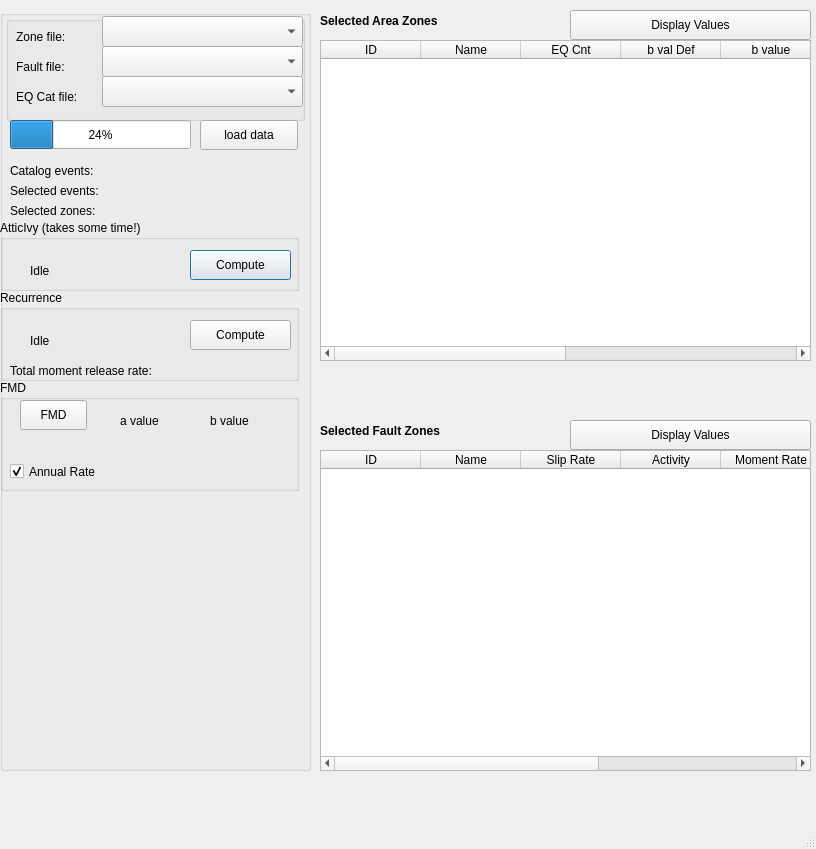
First picture: the form in mt_seismicsource/ui_seismicsource.ui, repository feuchner/seismicsource-toolkit, before the edit.
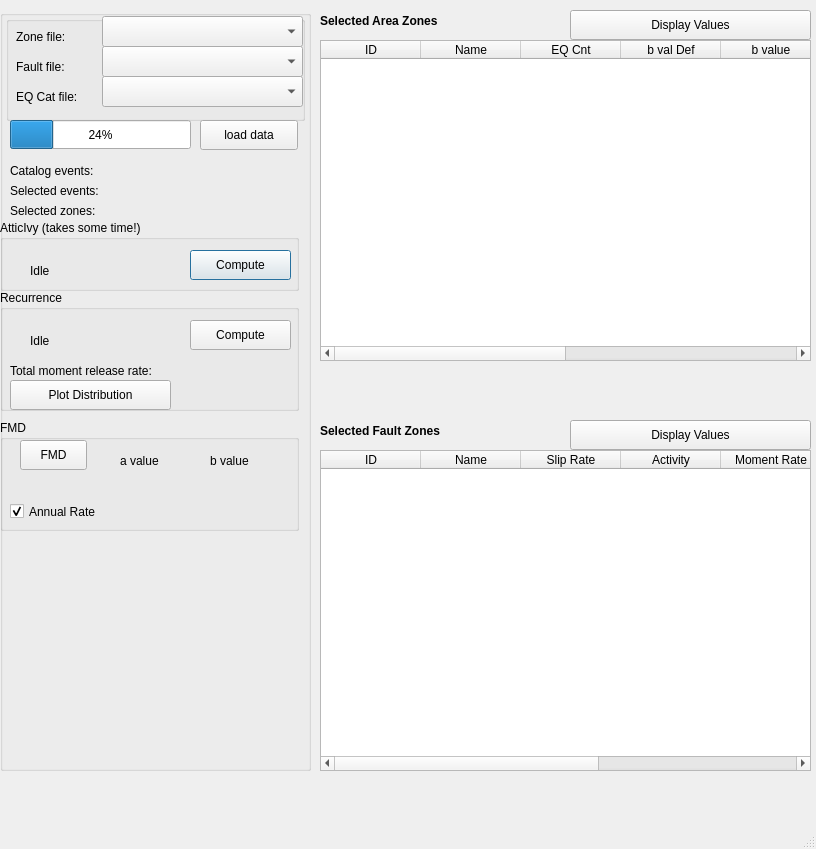
Second picture: the form after the edit. Custom widgets are drawn as their Qt base class.

Commit message: plot recurrence FMD

```diff
--- a/mt_seismicsource/ui_seismicsource.ui
+++ b/mt_seismicsource/ui_seismicsource.ui
@@ -198,7 +198,7 @@
      <property name="geometry">
       <rect>
        <x>0</x>
-       <y>370</y>
+       <y>410</y>
        <width>299</width>
        <height>111</height>
       </rect>
@@ -336,7 +336,7 @@
        <x>0</x>
        <y>280</y>
        <width>299</width>
-       <height>91</height>
+       <height>121</height>
       </rect>
      </property>
      <property name="title">
@@ -391,6 +391,19 @@
        <string>Total moment release rate:</string>
       </property>
      </widget>
+     <widget class="QPushButton" name="btnDisplayRecurrence">
+      <property name="geometry">
+       <rect>
+        <x>10</x>
+        <y>90</y>
+        <width>161</width>
+        <height>30</height>
+       </rect>
+      </property>
+      <property name="text">
+       <string>Plot Distribution</string>
+      </property>
+     </widget>
     </widget>
    </widget>
   </widget>
```
The commit also changes 4 other files.
